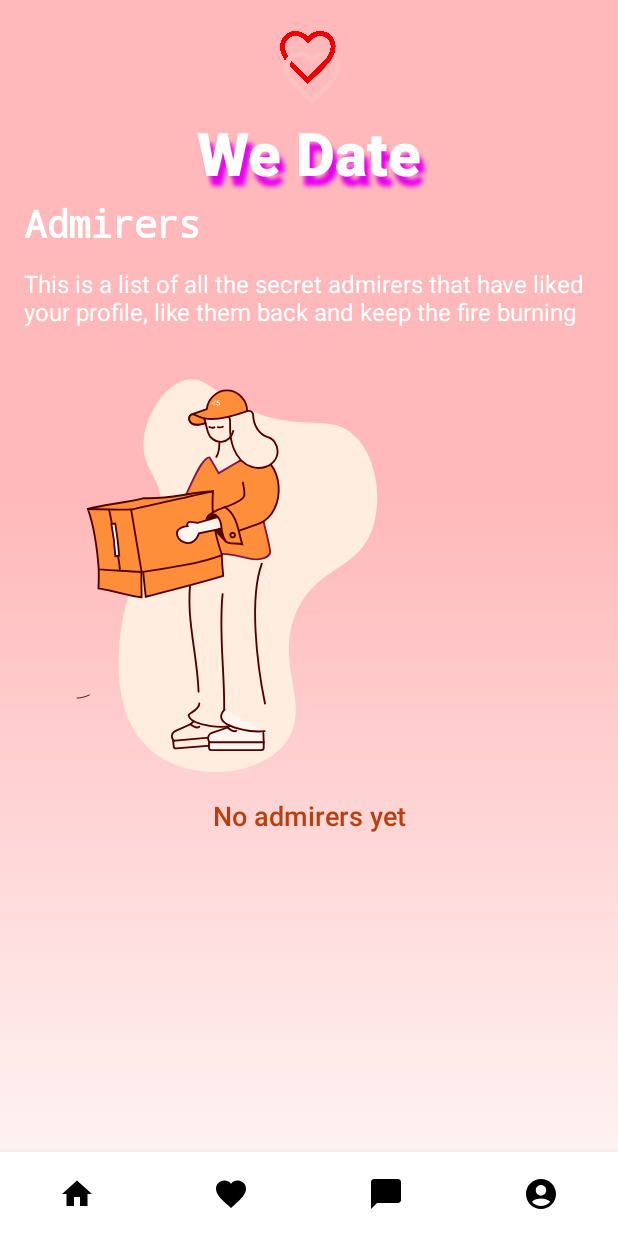
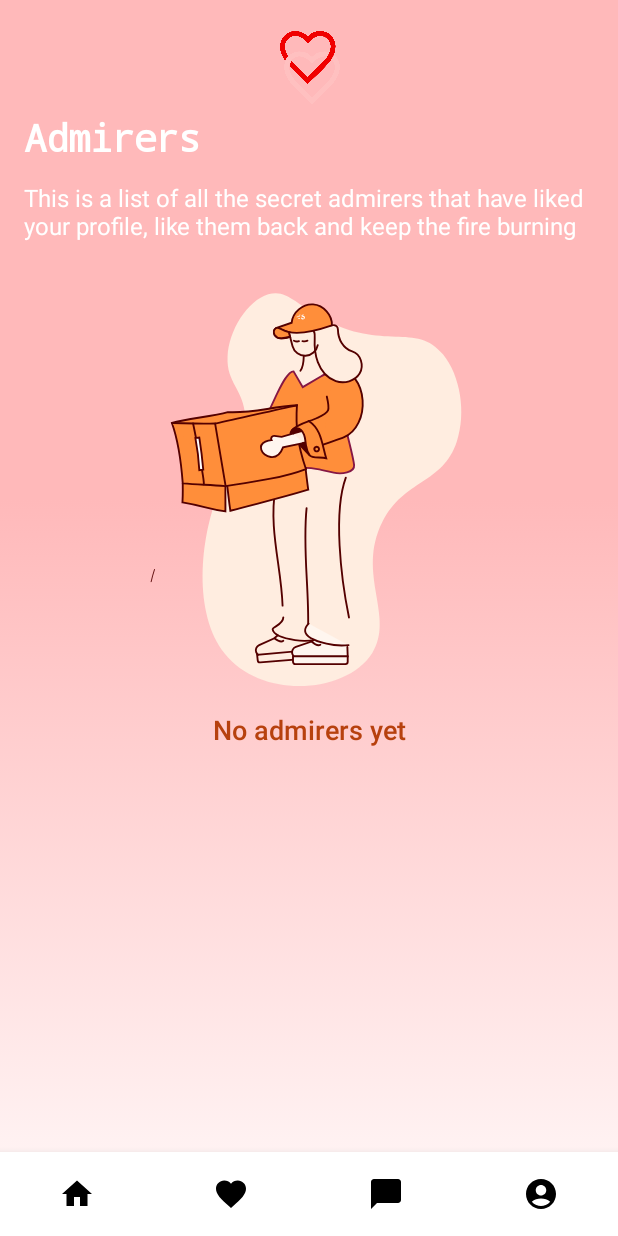
Before and after one commit to Felix-Kariuki/Mingle, an Android app built with Jetpack Compose: the AdmirersScreen screen opened through its navigation route, item 2 of the bottom bar chosen, on a phone screen of 412 x 824 dp. Run offline under Robolectric (Android 15) with nearby library versions, the phone set to English and light mode, and no system bars; our stand-ins replace Dagger/Hilt's generated code, Firebase (no records; nobody signed in at launch, a user with empty details on screens opened directly), Timber, accompanist.

Commit message:
admirer screen ui changes

```diff
--- a/feature/admirers/src/main/java/com/flexcode/wedate/admirers/AdmirersScreen.kt
+++ b/feature/admirers/src/main/java/com/flexcode/wedate/admirers/AdmirersScreen.kt
@@ -20,6 +20,7 @@ import com.flexcode.wedate.common.R
 import com.flexcode.wedate.common.composables.BasicText
 import com.flexcode.wedate.common.composables.ExtraScreenText
 import com.flexcode.wedate.common.composables.LogoComposable
+import com.flexcode.wedate.common.composables.LogoComposableImage
 import com.flexcode.wedate.common.theme.deepBrown
 import com.flexcode.wedate.common.theme.lightPurple
 import com.flexcode.wedate.common.R.string as AppText
@@ -49,7 +50,7 @@ fun AdmirersScreen(
         ) {
             Spacer(modifier = modifier.padding(top = 20.dp))
 
-            LogoComposable()
+            LogoComposableImage()
 
             ExtraScreenText(
                 text = AppText.admirers,
@@ -61,7 +62,8 @@ fun AdmirersScreen(
             Column(
                 modifier = modifier
                     .fillMaxWidth()
-                    .weight(1f)
+                    .weight(1f),
+                horizontalAlignment = Alignment.CenterHorizontally
             ) {
                 NoResultFoundAnimation()
                 BasicText(
@@ -74,7 +76,6 @@ fun AdmirersScreen(
             }
         }
 
-
     }
 
 }
```
